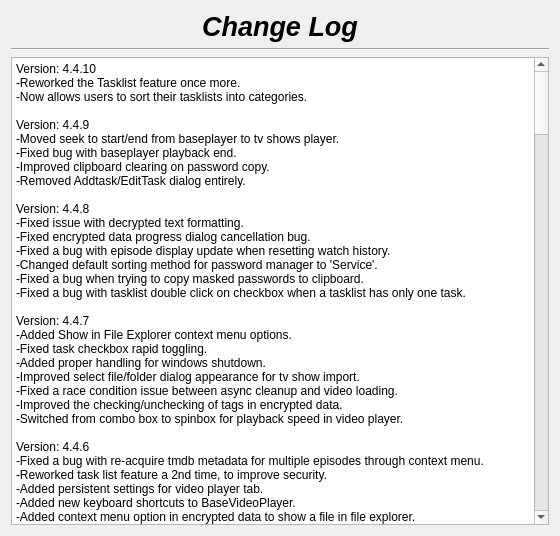
Before: the Qt Designer form changelog.ui in therealMaPMaKeR/MMDiary, drawn with Qt 5.
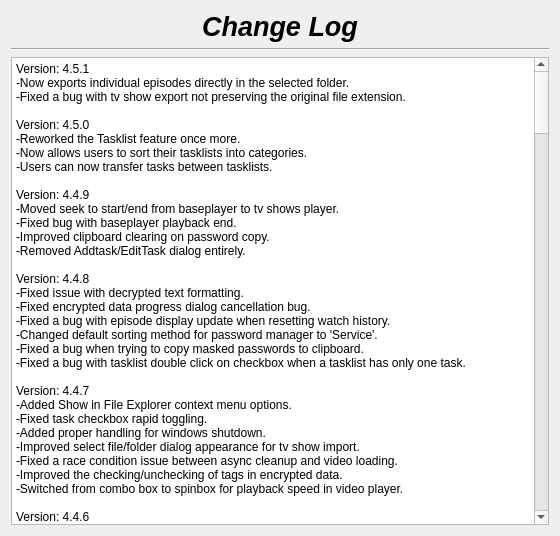
After: the same form once the commit is applied.

The edit to the form file:
```diff
--- a/changelog.ui
+++ b/changelog.ui
@@ -55,7 +55,8 @@
 li.unchecked::marker { content: &quot;\2610&quot;; }
 li.checked::marker { content: &quot;\2612&quot;; }
 &lt;/style&gt;&lt;/head&gt;&lt;body style=&quot; font-family:'Segoe UI'; font-size:9pt; font-weight:400; font-style:normal;&quot;&gt;
-&lt;p style=&quot; margin-top:0px; margin-bottom:0px; margin-left:0px; margin-right:0px; -qt-block-indent:0; text-indent:0px;&quot;&gt;Version: 4.4.10&lt;br /&gt;-Reworked the Tasklist feature once more.&lt;br /&gt;-Now allows users to sort their tasklists into categories.&lt;br /&gt;&lt;br /&gt;Version: 4.4.9&lt;br /&gt;-Moved seek to start/end from baseplayer to tv shows player.&lt;/p&gt;
+&lt;p style=&quot; margin-top:0px; margin-bottom:0px; margin-left:0px; margin-right:0px; -qt-block-indent:0; text-indent:0px;&quot;&gt;Version: 4.5.1&lt;br /&gt;-Now exports individual episodes directly in the selected folder.&lt;br /&gt;-Fixed a bug with tv show export not preserving the original file extension.&lt;br /&gt;&lt;br /&gt;Version: 4.5.0&lt;br /&gt;-Reworked the Tasklist feature once more.&lt;br /&gt;-Now allows users to sort their tasklists into categories.&lt;/p&gt;
+&lt;p style=&quot; margin-top:0px; margin-bottom:0px; margin-left:0px; margin-right:0px; -qt-block-indent:0; text-indent:0px;&quot;&gt;-Users can now transfer tasks between tasklists.&lt;br /&gt;&lt;br /&gt;Version: 4.4.9&lt;br /&gt;-Moved seek to start/end from baseplayer to tv shows player.&lt;/p&gt;
 &lt;p style=&quot; margin-top:0px; margin-bottom:0px; margin-left:0px; margin-right:0px; -qt-block-indent:0; text-indent:0px;&quot;&gt;-Fixed bug with baseplayer playback end.&lt;br /&gt;-Improved clipboard clearing on password copy.&lt;br /&gt;-Removed Addtask/EditTask dialog entirely.&lt;br /&gt;&lt;br /&gt;Version: 4.4.8&lt;br /&gt;-Fixed issue with decrypted text formatting.&lt;/p&gt;
 &lt;p style=&quot; margin-top:0px; margin-bottom:0px; margin-left:0px; margin-right:0px; -qt-block-indent:0; text-indent:0px;&quot;&gt;-Fixed encrypted data progress dialog cancellation bug.&lt;/p&gt;
 &lt;p style=&quot; margin-top:0px; margin-bottom:0px; margin-left:0px; margin-right:0px; -qt-block-indent:0; text-indent:0px;&quot;&gt;-Fixed a bug with episode display update when resetting watch history.&lt;br /&gt;-Changed default sorting method for password manager to 'Service'.&lt;br /&gt;-Fixed a bug when trying to copy masked passwords to clipboard.&lt;br /&gt;-Fixed a bug with tasklist double click on checkbox when a tasklist has only one task.&lt;/p&gt;
```
